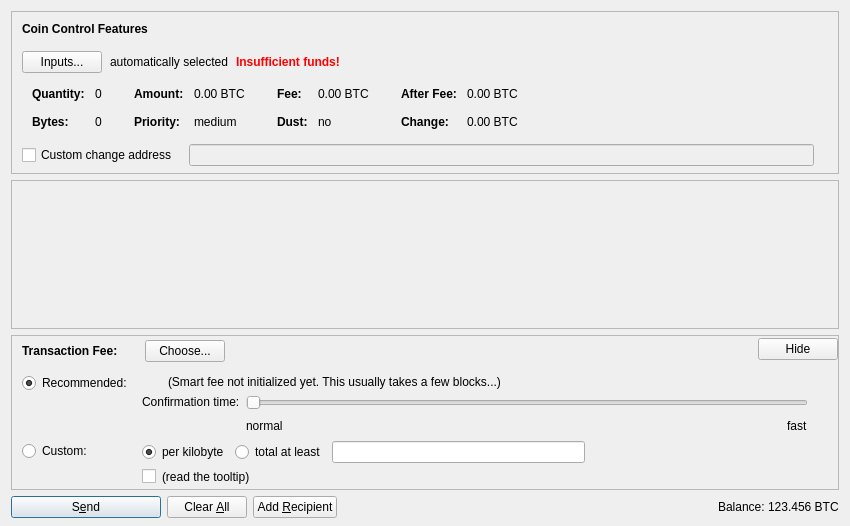
Before: the Qt Designer form src/qt/forms/sendcoinsdialog.ui in firoorg/firo, drawn with Qt 5.
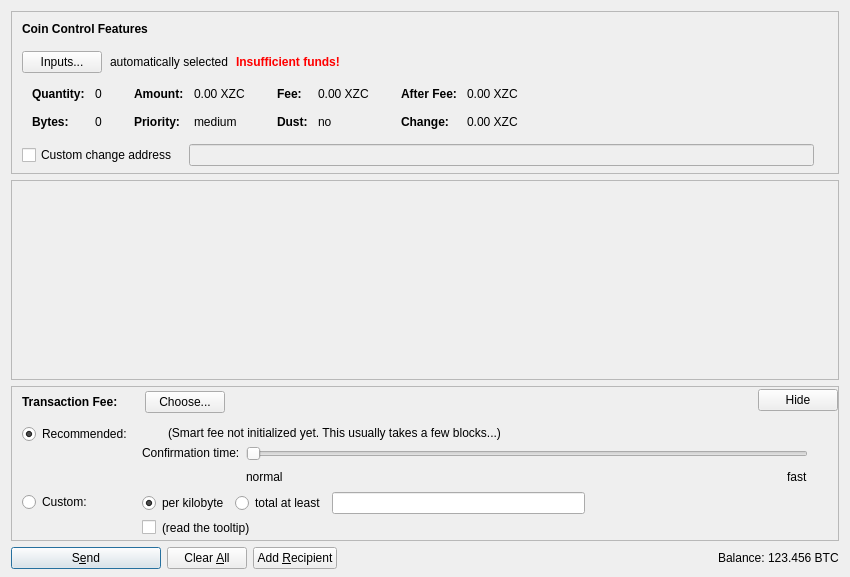
After: the same form once the commit is applied. Icons and pictures are not drawn. Custom widgets are drawn as their Qt base class.

```diff
--- a/src/qt/forms/sendcoinsdialog.ui
+++ b/src/qt/forms/sendcoinsdialog.ui
@@ -7,7 +7,7 @@
     <x>0</x>
     <y>0</y>
     <width>850</width>
-    <height>526</height>
+    <height>577</height>
    </rect>
   </property>
   <property name="windowTitle">
@@ -324,7 +324,7 @@
                   <enum>Qt::ActionsContextMenu</enum>
                  </property>
                  <property name="text">
-                  <string notr="true">0.00 BTC</string>
+                  <string notr="true">0.00 XZC</string>
                  </property>
                  <property name="textInteractionFlags">
                   <set>Qt::LinksAccessibleByMouse|Qt::TextSelectableByKeyboard|Qt::TextSelectableByMouse</set>
@@ -404,7 +404,7 @@
                   <enum>Qt::ActionsContextMenu</enum>
                  </property>
                  <property name="text">
-                  <string notr="true">0.00 BTC</string>
+                  <string notr="true">0.00 XZC</string>
                  </property>
                  <property name="textInteractionFlags">
                   <set>Qt::LinksAccessibleByMouse|Qt::TextSelectableByKeyboard|Qt::TextSelectableByMouse</set>
@@ -484,7 +484,7 @@
                   <enum>Qt::ActionsContextMenu</enum>
                  </property>
                  <property name="text">
-                  <string notr="true">0.00 BTC</string>
+                  <string notr="true">0.00 XZC</string>
                  </property>
                  <property name="textInteractionFlags">
                   <set>Qt::LinksAccessibleByMouse|Qt::TextSelectableByKeyboard|Qt::TextSelectableByMouse</set>
@@ -513,7 +513,7 @@
                   <enum>Qt::ActionsContextMenu</enum>
                  </property>
                  <property name="text">
-                  <string notr="true">0.00 BTC</string>
+                  <string notr="true">0.00 XZC</string>
                  </property>
                  <property name="textInteractionFlags">
                   <set>Qt::LinksAccessibleByMouse|Qt::TextSelectableByKeyboard|Qt::TextSelectableByMouse</set>
@@ -616,8 +616,8 @@
        <rect>
         <x>0</x>
         <y>0</y>
-        <width>830</width>
-        <height>104</height>
+        <width>824</width>
+        <height>77</height>
        </rect>
       </property>
       <layout class="QVBoxLayout" name="verticalLayout_2" stretch="0,1">
```
Left out of the diff: 6 changed lines with no effect on the pictures.
